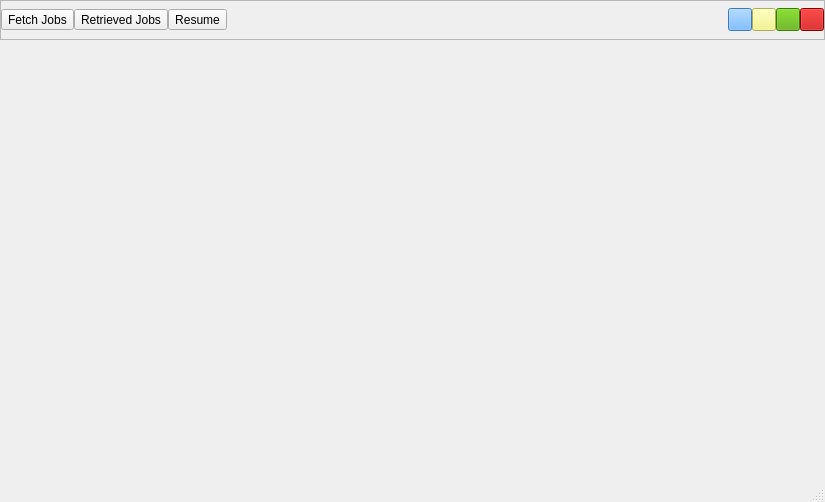
Before: the Qt Designer form views/main_window/main_window.ui in ozanpempegul/RoleMatcher, drawn with Qt 5.
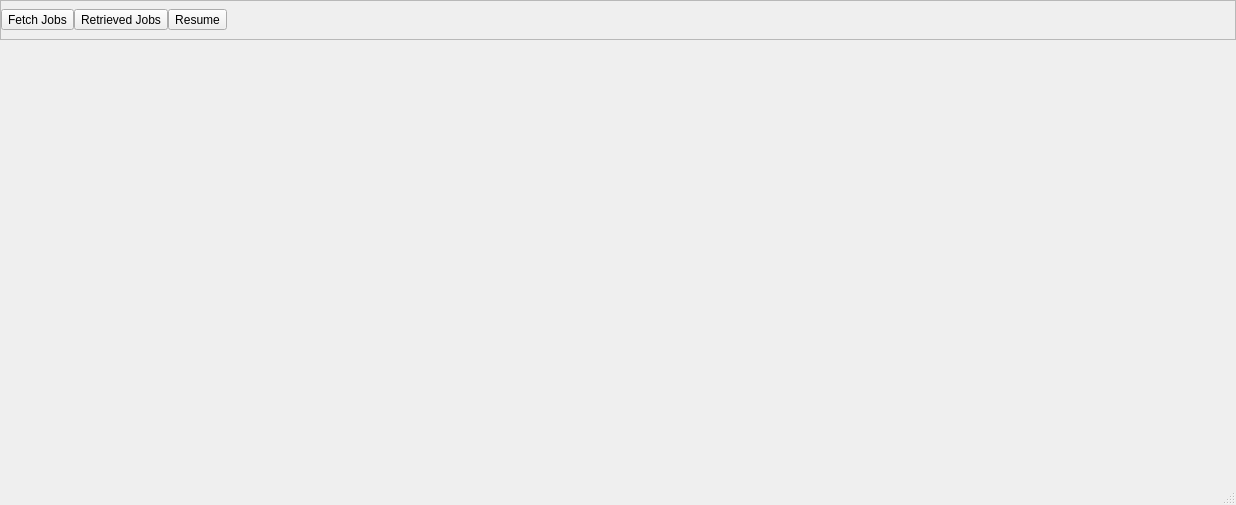
After: the same form once the commit is applied.

Commit message: Add Open Folder button for tailored resumes and polish fetch/job list UI

Patch:
```diff
--- a/views/main_window/main_window.ui
+++ b/views/main_window/main_window.ui
@@ -6,8 +6,8 @@
    <rect>
     <x>0</x>
     <y>0</y>
-    <width>825</width>
-    <height>502</height>
+    <width>1236</width>
+    <height>505</height>
    </rect>
   </property>
   <property name="windowTitle">
@@ -112,58 +112,6 @@
          </property>
         </spacer>
        </item>
-       <item>
-        <widget class="QToolButton" name="toolButton_settings">
-         <property name="toolTip">
-          <string>Settings</string>
-         </property>
-         <property name="styleSheet">
-          <string notr="true">background-color: rgb(85, 170, 255);</string>
-         </property>
-         <property name="text">
-          <string/>
-         </property>
-        </widget>
-       </item>
-       <item>
-        <widget class="QToolButton" name="toolButton_minimize">
-         <property name="toolTip">
-          <string>Minimize</string>
-         </property>
-         <property name="styleSheet">
-          <string notr="true">background-color: rgb(244, 244, 122);</string>
-         </property>
-         <property name="text">
-          <string/>
-         </property>
-        </widget>
-       </item>
-       <item alignment="Qt::AlignmentFlag::AlignRight">
-        <widget class="QToolButton" name="toolButton_maximize">
-         <property name="toolTip">
-          <string>Maximize</string>
-         </property>
-         <property name="styleSheet">
-          <string notr="true">background-color: rgb(85, 170, 0);</string>
-         </property>
-         <property name="text">
-          <string/>
-         </property>
-        </widget>
-       </item>
-       <item alignment="Qt::AlignmentFlag::AlignRight">
-        <widget class="QToolButton" name="toolButton_exit">
-         <property name="toolTip">
-          <string>Exit</string>
-         </property>
-         <property name="styleSheet">
-          <string notr="true">background-color: rgb(188, 0, 0);</string>
-         </property>
-         <property name="text">
-          <string/>
-         </property>
-        </widget>
-       </item>
       </layout>
      </widget>
     </item>
```
The commit also changes 12 other files.
